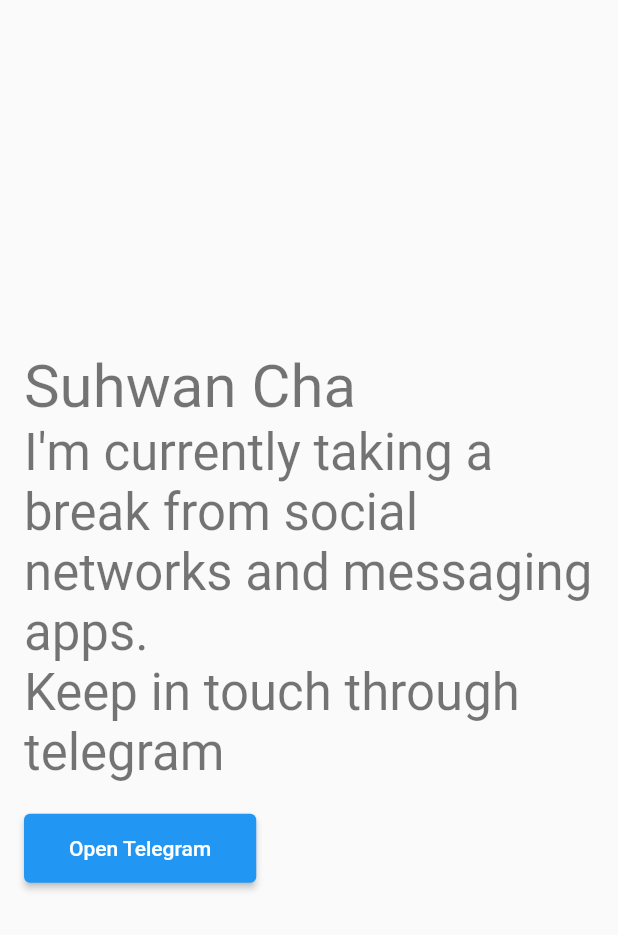
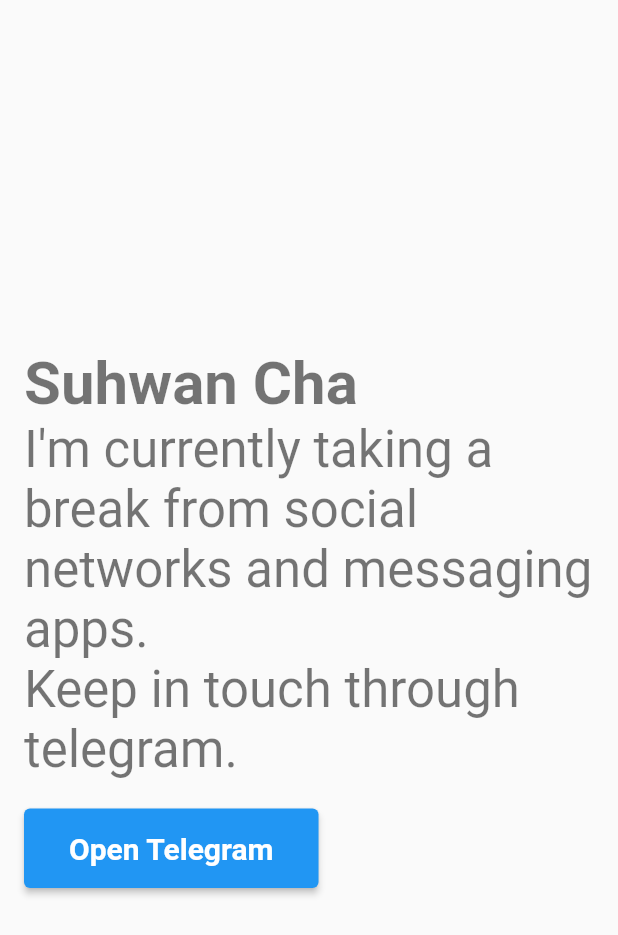
Before and after one commit to SuhwanCha/suhwan.me, a Flutter app: the screen it shows after launch, on a phone screen of 412 x 824 dp. Shown: the top 935 px of the screen. Run offline on Flutter 3.47's test engine with Material 2 defaults, Android fonts, the phone set to English and light mode, and no system bars.

Commit message:
dark theme

```diff
--- a/lib/home_screen.dart
+++ b/lib/home_screen.dart
@@ -22,7 +22,7 @@
               style: Theme.of(context).textTheme.headlineMedium,
             ),
             Text(
-              'Keep in touch through telegram',
+              'Keep in touch through telegram.',
               style: Theme.of(context).textTheme.headlineMedium,
             ),
             const SizedBox(
--- a/lib/main.dart
+++ b/lib/main.dart
@@ -12,18 +12,43 @@
   @override
   Widget build(BuildContext context) {
     return MaterialApp(
-      title: 'Flutter Demo',
+      title: 'Suhwan Cha',
+      themeMode: ThemeMode.system,
       theme: ThemeData(
-        // This is the theme of your application.
-        //
-        // Try running your application with "flutter run". You'll see the
-        // application has a blue toolbar. Then, without quitting the app, try
-        // changing the primarySwatch below to Colors.green and then invoke
-        // "hot reload" (press "r" in the console where you ran "flutter run",
-        // or simply save your changes to "hot reload" in a Flutter IDE).
-        // Notice that the counter didn't reset back to zero; the application
-        // is not restarted.
+        brightness: Brightness.light,
         primarySwatch: Colors.blue,
+        textTheme: const TextTheme(
+          headlineLarge: TextStyle(
+            fontSize: 40,
+            fontWeight: FontWeight.bold,
+          ),
+          // headlineMedium: TextStyle(
+          //   fontSize: 20,
+          //   fontWeight: FontWeight.bold,
+          // ),
+          labelLarge: TextStyle(
+            fontSize: 20,
+            fontWeight: FontWeight.bold,
+          ),
+        ),
+      ),
+      darkTheme: ThemeData(
+        brightness: Brightness.dark,
+        primarySwatch: Colors.blue,
+        textTheme: const TextTheme(
+          headlineLarge: TextStyle(
+            fontSize: 40,
+            fontWeight: FontWeight.bold,
+          ),
+          // headlineMedium: TextStyle(
+          //   fontSize: 20,
+          //   fontWeight: FontWeight.bold,
+          // ),
+          labelLarge: TextStyle(
+            fontSize: 20,
+            fontWeight: FontWeight.bold,
+          ),
+        ),
       ),
       home: const HomeScreen(),
     );
```
Also changed, not shown: 1 other file.
